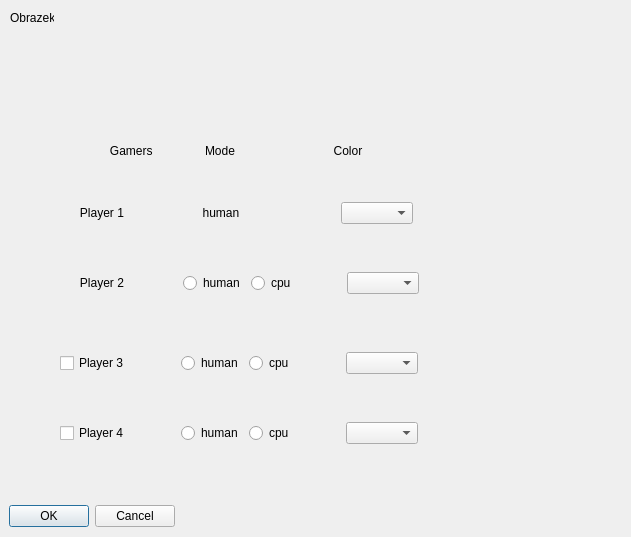
damdorsz/Chinczyk---LudoGame, file gameplaSettings.ui: the form before one commit.
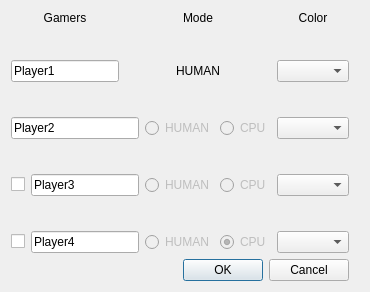
The form after the commit.

What changed in the file:
```diff
--- a/gameplaSettings.ui
+++ b/gameplaSettings.ui
@@ -6,81 +6,50 @@
    <rect>
     <x>0</x>
     <y>0</y>
-    <width>631</width>
-    <height>537</height>
+    <width>370</width>
+    <height>292</height>
    </rect>
   </property>
   <property name="windowTitle">
    <string>Dialog</string>
   </property>
-  <widget class="QDialogButtonBox" name="buttonBox">
-   <property name="geometry">
-    <rect>
-     <x>9</x>
-     <y>504</y>
-     <width>166</width>
-     <height>24</height>
-    </rect>
-   </property>
-   <property name="orientation">
-    <enum>Qt::Horizontal</enum>
-   </property>
-   <property name="standardButtons">
-    <set>QDialogButtonBox::Cancel|QDialogButtonBox::Ok</set>
-   </property>
-  </widget>
-  <widget class="QLabel" name="label_7">
-   <property name="geometry">
-    <rect>
-     <x>10</x>
-     <y>10</y>
-     <width>44</width>
-     <height>16</height>
-    </rect>
-   </property>
-   <property name="text">
-    <string>Obrazek</string>
-   </property>
-  </widget>
-  <widget class="QWidget" name="">
-   <property name="geometry">
-    <rect>
-     <x>90</x>
-     <y>140</y>
-     <width>319</width>
-     <height>22</height>
-    </rect>
-   </property>
-   <layout class="QHBoxLayout" name="horizontalLayout">
+  <layout class="QFormLayout" name="formLayout">
+   <item row="0" column="0">
+    <layout class="QVBoxLayout" name="verticalLayout">
     <item>
-     <widget class="QLabel" name="label_4">
-      <property name="text">
-       <string>      Gamers</string>
-      </property>
-     </widget>
-    </item>
-    <item>
-     <spacer name="horizontalSpacer">
-      <property name="orientation">
-       <enum>Qt::Horizontal</enum>
-      </property>
-      <property name="sizeHint" stdset="0">
-       <size>
-        <width>40</width>
-        <height>20</height>
-       </size>
-      </property>
-     </spacer>
-    </item>
-    <item>
+      <layout class="QGridLayout" name="gridLayout">
+       <item row="0" column="2">
      <widget class="QLabel" name="label_5">
       <property name="text">
        <string>Mode</string>
       </property>
-     </widget>
-    </item>
-    <item>
-     <spacer name="horizontalSpacer_2">
+         <property name="alignment">
+          <set>Qt::AlignCenter</set>
+         </property>
+        </widget>
+       </item>
+       <item row="3" column="0">
+        <widget class="QLineEdit" name="lineEditP1">
+         <property name="text">
+          <string>Player1</string>
+         </property>
+        </widget>
+       </item>
+       <item row="2" column="2">
+        <spacer name="verticalSpacer_4">
+         <property name="orientation">
+          <enum>Qt::Vertical</enum>
+         </property>
+         <property name="sizeHint" stdset="0">
+          <size>
+           <width>20</width>
+           <height>40</height>
+          </size>
+         </property>
+        </spacer>
+       </item>
+       <item row="3" column="1">
+        <spacer name="horizontalSpacer">
       <property name="orientation">
        <enum>Qt::Horizontal</enum>
       </property>
@@ -92,15 +61,67 @@
       </property>
      </spacer>
     </item>
-    <item>
+       <item row="3" column="2">
+        <widget class="QLabel" name="label_2">
+         <property name="text">
+          <string>HUMAN</string>
+         </property>
+         <property name="alignment">
+          <set>Qt::AlignCenter</set>
+         </property>
+        </widget>
+       </item>
+       <item row="2" column="0">
+        <spacer name="verticalSpacer_9">
+         <property name="orientation">
+          <enum>Qt::Vertical</enum>
+         </property>
+         <property name="sizeHint" stdset="0">
+          <size>
+           <width>20</width>
+           <height>40</height>
+          </size>
+         </property>
+        </spacer>
+       </item>
+       <item row="0" column="4">
      <widget class="QLabel" name="label_6">
       <property name="text">
-       <string>              Color</string>
-      </property>
-     </widget>
-    </item>
-    <item>
-     <spacer name="horizontalSpacer_11">
+          <string>Color</string>
+         </property>
+         <property name="alignment">
+          <set>Qt::AlignCenter</set>
+         </property>
+        </widget>
+       </item>
+       <item row="3" column="4">
+        <widget class="QComboBox" name="comboBoxP1"/>
+       </item>
+       <item row="2" column="4">
+        <spacer name="verticalSpacer_5">
+         <property name="orientation">
+          <enum>Qt::Vertical</enum>
+         </property>
+         <property name="sizeHint" stdset="0">
+          <size>
+           <width>20</width>
+           <height>40</height>
+          </size>
+         </property>
+        </spacer>
+       </item>
+       <item row="0" column="0">
+        <widget class="QLabel" name="label_4">
+         <property name="text">
+          <string>Gamers</string>
+         </property>
+         <property name="alignment">
+          <set>Qt::AlignCenter</set>
+         </property>
+        </widget>
+       </item>
+       <item row="3" column="3">
+        <spacer name="horizontalSpacer_2">
       <property name="orientation">
        <enum>Qt::Horizontal</enum>
       </property>
@@ -113,300 +134,291 @@
      </spacer>
     </item>
    </layout>
-  </widget>
-  <widget class="QWidget" name="">
-   <property name="geometry">
-    <rect>
-     <x>60</x>
-     <y>270</y>
-     <width>405</width>
-     <height>26</height>
-    </rect>
-   </property>
-   <layout class="QHBoxLayout" name="horizontalLayout_3">
+     </item>
     <item>
-     <widget class="QLabel" name="label_3">
+      <layout class="QGridLayout" name="gridLayout_2">
+       <item row="0" column="0">
+        <spacer name="verticalSpacer_10">
+         <property name="orientation">
+          <enum>Qt::Vertical</enum>
+         </property>
+         <property name="sizeHint" stdset="0">
+          <size>
+           <width>20</width>
+           <height>40</height>
+          </size>
+         </property>
+        </spacer>
+       </item>
+       <item row="0" column="1">
+        <spacer name="verticalSpacer_3">
+         <property name="orientation">
+          <enum>Qt::Vertical</enum>
+         </property>
+         <property name="sizeHint" stdset="0">
+          <size>
+           <width>20</width>
+           <height>40</height>
+          </size>
+         </property>
+        </spacer>
+       </item>
+       <item row="0" column="2">
+        <spacer name="verticalSpacer_6">
+         <property name="orientation">
+          <enum>Qt::Vertical</enum>
+         </property>
+         <property name="sizeHint" stdset="0">
+          <size>
+           <width>20</width>
+           <height>40</height>
+          </size>
+         </property>
+        </spacer>
+       </item>
+       <item row="1" column="0">
+        <widget class="QLineEdit" name="lineEditP2">
       <property name="text">
-       <string>      Player 2  </string>
+          <string>Player2</string>
       </property>
      </widget>
     </item>
-    <item>
-     <spacer name="horizontalSpacer_5">
-      <property name="orientation">
-       <enum>Qt::Horizontal</enum>
-      </property>
-      <property name="sizeHint" stdset="0">
-       <size>
-        <width>40</width>
-        <height>20</height>
-       </size>
-      </property>
-     </spacer>
-    </item>
+       <item row="1" column="1">
+        <layout class="QHBoxLayout" name="horizontalLayout">
+         <property name="spacing">
+          <number>6</number>
+         </property>
     <item>
      <widget class="QRadioButton" name="radioButtonP2">
+           <property name="enabled">
+            <bool>false</bool>
+           </property>
       <property name="text">
-       <string>human</string>
+            <string>HUMAN</string>
       </property>
      </widget>
     </item>
     <item>
      <widget class="QRadioButton" name="radioButtonP2_2">
+           <property name="enabled">
+            <bool>false</bool>
+           </property>
       <property name="text">
-       <string>cpu</string>
+            <string>CPU</string>
+           </property>
+           <property name="checked">
+            <bool>true</bool>
       </property>
      </widget>
     </item>
-    <item>
-     <spacer name="horizontalSpacer_6">
-      <property name="orientation">
-       <enum>Qt::Horizontal</enum>
-      </property>
-      <property name="sizeHint" stdset="0">
-       <size>
-        <width>40</width>
-        <height>20</height>
-       </size>
-      </property>
-     </spacer>
-    </item>
-    <item>
+        </layout>
+       </item>
+       <item row="1" column="2">
      <widget class="QComboBox" name="comboBoxP2"/>
     </item>
-    <item>
-     <spacer name="horizontalSpacer_13">
-      <property name="orientation">
-       <enum>Qt::Horizontal</enum>
-      </property>
-      <property name="sizeHint" stdset="0">
-       <size>
-        <width>40</width>
-        <height>20</height>
-       </size>
-      </property>
-     </spacer>
-    </item>
-   </layout>
-  </widget>
-  <widget class="QWidget" name="">
-   <property name="geometry">
-    <rect>
-     <x>60</x>
-     <y>350</y>
-     <width>404</width>
-     <height>26</height>
-    </rect>
-   </property>
+      </layout>
+     </item>
+     <item>
+      <layout class="QGridLayout" name="gridLayout_3">
+       <item row="0" column="0">
+        <spacer name="verticalSpacer_11">
+         <property name="orientation">
+          <enum>Qt::Vertical</enum>
+         </property>
+         <property name="sizeHint" stdset="0">
+          <size>
+           <width>20</width>
+           <height>40</height>
+          </size>
+         </property>
+        </spacer>
+       </item>
+       <item row="0" column="1">
+        <spacer name="verticalSpacer">
+         <property name="orientation">
+          <enum>Qt::Vertical</enum>
+         </property>
+         <property name="sizeHint" stdset="0">
+          <size>
+           <width>20</width>
+           <height>40</height>
+          </size>
+         </property>
+        </spacer>
+       </item>
+       <item row="0" column="2">
+        <spacer name="verticalSpacer_7">
+         <property name="orientation">
+          <enum>Qt::Vertical</enum>
+         </property>
+         <property name="sizeHint" stdset="0">
+          <size>
+           <width>20</width>
+           <height>40</height>
+          </size>
+         </property>
+        </spacer>
+       </item>
+       <item row="1" column="0">
    <layout class="QHBoxLayout" name="horizontalLayout_4">
     <item>
      <widget class="QCheckBox" name="checkBoxP3">
       <property name="text">
-       <string>Player 3</string>
+            <string/>
       </property>
      </widget>
     </item>
     <item>
-     <spacer name="horizontalSpacer_7">
-      <property name="orientation">
-       <enum>Qt::Horizontal</enum>
-      </property>
-      <property name="sizeHint" stdset="0">
-       <size>
-        <width>40</width>
-        <height>20</height>
-       </size>
-      </property>
-     </spacer>
-    </item>
+          <widget class="QLineEdit" name="lineEditP3">
+           <property name="text">
+            <string>Player3</string>
+           </property>
+          </widget>
+         </item>
+        </layout>
+       </item>
+       <item row="1" column="1">
+        <layout class="QHBoxLayout" name="horizontalLayout_2">
+         <property name="spacing">
+          <number>6</number>
+         </property>
     <item>
      <widget class="QRadioButton" name="radioButtonP3">
+           <property name="enabled">
+            <bool>false</bool>
+           </property>
       <property name="text">
-       <string>human</string>
+            <string>HUMAN</string>
       </property>
      </widget>
     </item>
     <item>
      <widget class="QRadioButton" name="radioButtonP3_2">
+           <property name="enabled">
+            <bool>false</bool>
+           </property>
       <property name="text">
-       <string>cpu</string>
+            <string>CPU</string>
+           </property>
+           <property name="checked">
+            <bool>true</bool>
       </property>
      </widget>
     </item>
-    <item>
-     <spacer name="horizontalSpacer_8">
-      <property name="orientation">
-       <enum>Qt::Horizontal</enum>
-      </property>
-      <property name="sizeHint" stdset="0">
-       <size>
-        <width>40</width>
-        <height>20</height>
-       </size>
-      </property>
-     </spacer>
-    </item>
-    <item>
+        </layout>
+       </item>
+       <item row="1" column="2">
      <widget class="QComboBox" name="comboBoxP3"/>
     </item>
-    <item>
-     <spacer name="horizontalSpacer_14">
-      <property name="orientation">
-       <enum>Qt::Horizontal</enum>
-      </property>
-      <property name="sizeHint" stdset="0">
-       <size>
-        <width>40</width>
-        <height>20</height>
-       </size>
-      </property>
-     </spacer>
-    </item>
-   </layout>
-  </widget>
-  <widget class="QWidget" name="">
-   <property name="geometry">
-    <rect>
-     <x>60</x>
-     <y>420</y>
-     <width>404</width>
-     <height>26</height>
-    </rect>
-   </property>
+      </layout>
+     </item>
+     <item>
+      <layout class="QGridLayout" name="gridLayout_4">
+       <item row="0" column="0">
+        <spacer name="verticalSpacer_12">
+         <property name="orientation">
+          <enum>Qt::Vertical</enum>
+         </property>
+         <property name="sizeHint" stdset="0">
+          <size>
+           <width>20</width>
+           <height>40</height>
+          </size>
+         </property>
+        </spacer>
+       </item>
+       <item row="0" column="1">
+        <spacer name="verticalSpacer_2">
+         <property name="orientation">
+          <enum>Qt::Vertical</enum>
+         </property>
+         <property name="sizeHint" stdset="0">
+          <size>
+           <width>20</width>
+           <height>40</height>
+          </size>
+         </property>
+        </spacer>
+       </item>
+       <item row="0" column="2">
+        <spacer name="verticalSpacer_8">
+         <property name="orientation">
+          <enum>Qt::Vertical</enum>
+         </property>
+         <property name="sizeHint" stdset="0">
+          <size>
+           <width>20</width>
+           <height>40</height>
+          </size>
+         </property>
+        </spacer>
+       </item>
+       <item row="1" column="0">
    <layout class="QHBoxLayout" name="horizontalLayout_5">
     <item>
      <widget class="QCheckBox" name="checkBoxP4">
       <property name="text">
-       <string>Player 4</string>
+            <string/>
       </property>
      </widget>
     </item>
     <item>
-     <spacer name="horizontalSpacer_9">
-      <property name="orientation">
-       <enum>Qt::Horizontal</enum>
-      </property>
-      <property name="sizeHint" stdset="0">
-       <size>
-        <width>40</width>
-        <height>20</height>
-       </size>
-      </property>
-     </spacer>
-    </item>
+          <widget class="QLineEdit" name="lineEditP4">
+           <property name="text">
+            <string>Player4</string>
+           </property>
+          </widget>
+         </item>
+        </layout>
+       </item>
+       <item row="1" column="1">
+        <layout class="QHBoxLayout" name="horizontalLayout_3">
+         <property name="spacing">
+          <number>6</number>
+         </property>
     <item>
      <widget class="QRadioButton" name="radioButtonP4">
+           <property name="enabled">
+            <bool>false</bool>
+           </property>
       <property name="text">
-       <string>human</string>
+            <string>HUMAN</string>
       </property>
      </widget>
     </item>
     <item>
      <widget class="QRadioButton" name="radioButtonP4_2">
+           <property name="enabled">
+            <bool>false</bool>
+           </property>
       <property name="text">
-       <string>cpu</string>
+            <string>CPU</string>
+           </property>
+           <property name="checked">
+            <bool>true</bool>
       </property>
      </widget>
     </item>
-    <item>
-     <spacer name="horizontalSpacer_10">
-      <property name="orientation">
-       <enum>Qt::Horizontal</enum>
-      </property>
-      <property name="sizeHint" stdset="0">
-       <size>
-        <width>40</width>
-        <height>20</height>
-       </size>
-      </property>
-     </spacer>
-    </item>
-    <item>
+        </layout>
+       </item>
+       <item row="1" column="2">
      <widget class="QComboBox" name="comboBoxP4"/>
     </item>
-    <item>
-     <spacer name="horizontalSpacer_15">
-      <property name="orientation">
-       <enum>Qt::Horizontal</enum>
-      </property>
-      <property name="sizeHint" stdset="0">
-       <size>
-        <width>40</width>
-        <height>20</height>
-       </size>
-      </property>
-     </spacer>
-    </item>
-   </layout>
-  </widget>
-  <widget class="QWidget" name="">
-   <property name="geometry">
-    <rect>
-     <x>60</x>
-     <y>200</y>
-     <width>399</width>
-     <height>26</height>
-    </rect>
-   </property>
-   <layout class="QHBoxLayout" name="horizontalLayout_2">
-    <item>
-     <widget class="QLabel" name="label">
-      <property name="text">
-       <string>      Player 1</string>
-      </property>
-     </widget>
+      </layout>
     </item>
     <item>
-     <spacer name="horizontalSpacer_3">
+      <widget class="QDialogButtonBox" name="buttonBox">
       <property name="orientation">
        <enum>Qt::Horizontal</enum>
       </property>
-      <property name="sizeHint" stdset="0">
-       <size>
-        <width>40</width>
-        <height>20</height>
-       </size>
-      </property>
-     </spacer>
-    </item>
-    <item>
-     <widget class="QLabel" name="label_2">
-      <property name="text">
-       <string>        human               </string>
-      </property>
-     </widget>
-    </item>
-    <item>
-     <spacer name="horizontalSpacer_4">
-      <property name="orientation">
-       <enum>Qt::Horizontal</enum>
-      </property>
-      <property name="sizeHint" stdset="0">
-       <size>
-        <width>40</width>
-        <height>20</height>
-       </size>
-      </property>
-     </spacer>
-    </item>
-    <item>
-     <widget class="QComboBox" name="comboBoxP1"/>
-    </item>
-    <item>
-     <spacer name="horizontalSpacer_12">
-      <property name="orientation">
-       <enum>Qt::Horizontal</enum>
-      </property>
-      <property name="sizeHint" stdset="0">
-       <size>
-        <width>40</width>
-        <height>20</height>
-       </size>
-      </property>
-     </spacer>
-    </item>
-   </layout>
-  </widget>
+       <property name="standardButtons">
+        <set>QDialogButtonBox::Cancel|QDialogButtonBox::Ok</set>
+       </property>
+      </widget>
+     </item>
+    </layout>
+   </item>
+  </layout>
  </widget>
  <resources/>
  <connections>
```
Lines whose indentation alone changed are shown as unchanged.
